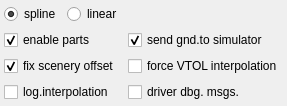
Before: the Qt Designer form src/blackgui/editors/interpolationsetupform.ui in swift-project/pilotclient, drawn with Qt 5.
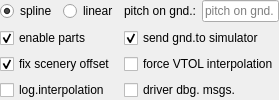
After: the same form once the commit is applied.

Commit message: Ref T299, added pitch to interpolation form

The edit to the form file:
```diff
--- a/src/blackgui/editors/interpolationsetupform.ui
+++ b/src/blackgui/editors/interpolationsetupform.ui
@@ -6,8 +6,8 @@
    <rect>
     <x>0</x>
     <y>0</y>
-    <width>223</width>
-    <height>91</height>
+    <width>277</width>
+    <height>88</height>
    </rect>
   </property>
   <property name="windowTitle">
@@ -15,24 +15,17 @@
   </property>
   <layout class="QGridLayout" name="gl_InterpolationSetupForm">
    <property name="leftMargin">
-    <number>4</number>
+    <number>0</number>
    </property>
    <property name="topMargin">
-    <number>4</number>
+    <number>0</number>
    </property>
    <property name="rightMargin">
-    <number>4</number>
+    <number>0</number>
    </property>
    <property name="bottomMargin">
-    <number>4</number>
+    <number>0</number>
    </property>
-   <item row="3" column="1">
-    <widget class="QCheckBox" name="cb_DebugDriver">
-     <property name="text">
-      <string>driver dbg. msgs.</string>
-     </property>
-    </widget>
-   </item>
    <item row="3" column="0">
     <widget class="QCheckBox" name="cb_LogInterpolation">
      <property name="text">
@@ -40,6 +33,13 @@
      </property>
     </widget>
    </item>
+   <item row="3" column="1">
+    <widget class="QCheckBox" name="cb_DebugDriver">
+     <property name="text">
+      <string>driver dbg. msgs.</string>
+     </property>
+    </widget>
+   </item>
    <item row="1" column="0">
     <widget class="QCheckBox" name="cb_EnableParts">
      <property name="text">
@@ -77,6 +77,44 @@
      </property>
     </widget>
    </item>
+   <item row="0" column="1">
+    <widget class="QFrame" name="fr_PitchOnGround">
+     <property name="frameShape">
+      <enum>QFrame::NoFrame</enum>
+     </property>
+     <property name="frameShadow">
+      <enum>QFrame::Raised</enum>
+     </property>
+     <layout class="QHBoxLayout" name="hl_PitchOnGround">
+      <property name="leftMargin">
+       <number>0</number>
+      </property>
+      <property name="topMargin">
+       <number>0</number>
+      </property>
+      <property name="rightMargin">
+       <number>0</number>
+      </property>
+      <property name="bottomMargin">
+       <number>0</number>
+      </property>
+      <item>
+       <widget class="QLabel" name="lbl_PitchOnGround">
+        <property name="text">
+         <string>pitch on gnd.:</string>
+        </property>
+       </widget>
+      </item>
+      <item>
+       <widget class="QLineEdit" name="le_PitchOnGround">
+        <property name="placeholderText">
+         <string>pitch on gnd.</string>
+        </property>
+       </widget>
+      </item>
+     </layout>
+    </widget>
+   </item>
    <item row="0" column="0">
     <widget class="QWidget" name="wi_InterpolatorType" native="true">
      <layout class="QHBoxLayout" name="hl_InterpolatorType">
```
Left out of the diff: 5 changed lines with no effect on the pictures. The commit also changes 2 other files.
